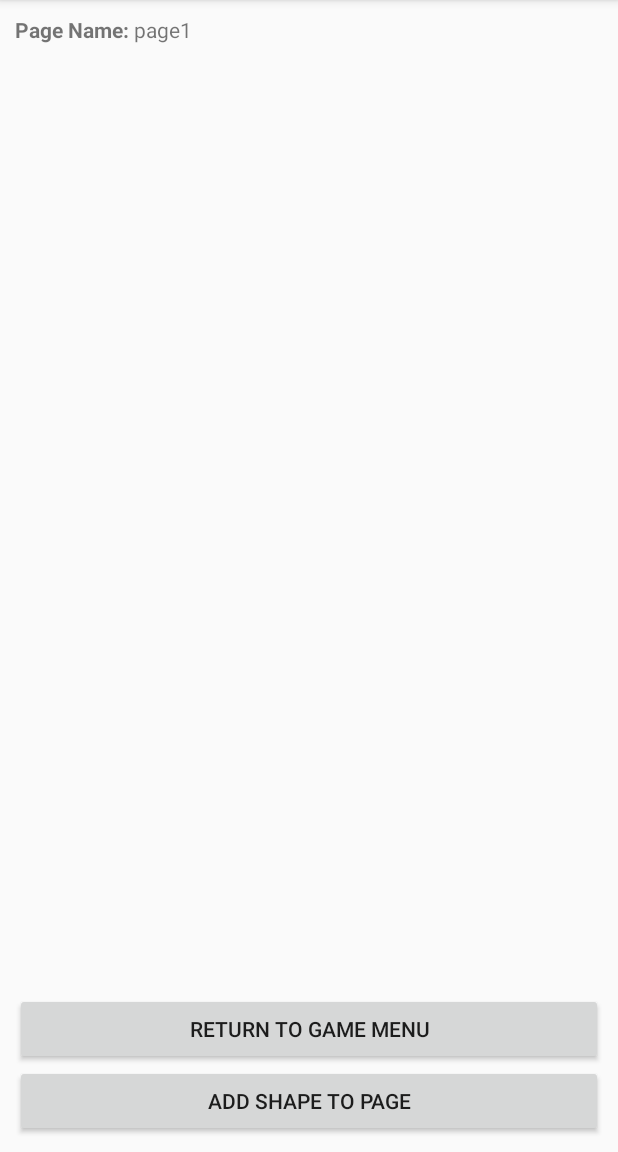
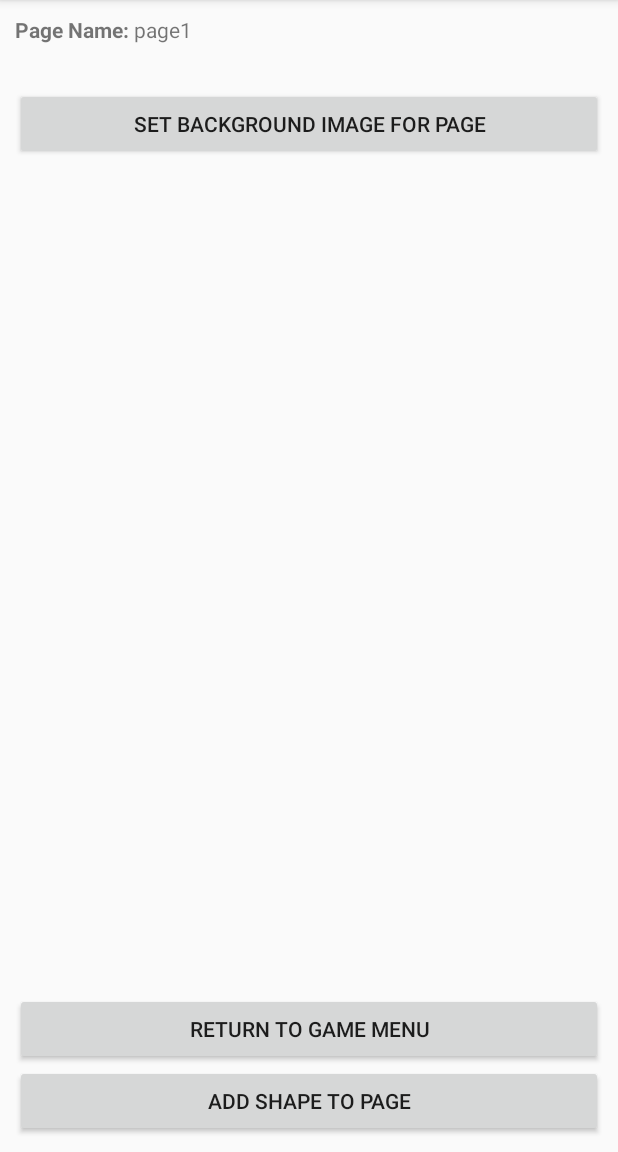
Before and after one commit to maivy/Bunny-World, an Android app: the NewPage screen opened directly, with no data from a screen before it, on a phone screen of 412 x 824 dp, the part 84-1236 px from its top. Run offline under Robolectric (Android 15) with nearby library versions, the phone set to English and light mode, and no system bars.

Commit message:
add page background functionality and fix script reference bug

```diff
--- a/app/src/main/java/edu/stanford/cs108/bunnyworld/BunnyWorldDB.java
+++ b/app/src/main/java/edu/stanford/cs108/bunnyworld/BunnyWorldDB.java
@@ -221,7 +221,6 @@ public class BunnyWorldDB {
         while(cursor.moveToNext()) {
             String pageName = cursor.getString(PAGE_NAME_COL);
             String backgroundImageName = cursor.getString(PAGE_BACKGROUND_IMG_COL);
-            // TODO: if constructor changes, this code will change
             Page page = new Page(pageName);
             page.setBackgroundImageName(backgroundImageName);
             pages.put(pageName,page);
--- a/app/src/main/java/edu/stanford/cs108/bunnyworld/EditShape.java
+++ b/app/src/main/java/edu/stanford/cs108/bunnyworld/EditShape.java
@@ -26,7 +26,7 @@ import java.util.HashMap;
 
 public class EditShape extends AppCompatActivity {
     private String currShapeName;
-    private static final String NO_IMG = "No Image";
+    public static final String NO_IMG = "No Image";
     private static final String COPY = "copy";
     private static final String UPDATE = "update";
 
--- a/app/src/main/java/edu/stanford/cs108/bunnyworld/NewPage.java
+++ b/app/src/main/java/edu/stanford/cs108/bunnyworld/NewPage.java
@@ -1,26 +1,32 @@
 package edu.stanford.cs108.bunnyworld;
 
 import android.content.Intent;
+import android.graphics.drawable.BitmapDrawable;
 import android.support.v7.app.AppCompatActivity;
 import android.os.Bundle;
 import android.view.View;
+import android.widget.AdapterView;
 import android.widget.ArrayAdapter;
 import android.widget.Button;
 import android.widget.EditText;
-import android.widget.ListView;
+import android.widget.LinearLayout;
+import android.widget.Spinner;
 import android.widget.TextView;
 import android.widget.Toast;
 
-import org.w3c.dom.Text;
 
 import java.util.ArrayList;
 import java.util.HashMap;
 import java.util.Iterator;
-import java.util.function.Predicate;
+
+import static edu.stanford.cs108.bunnyworld.EditShape.NO_IMG;
 
 public class NewPage extends AppCompatActivity {
     private static final String MAIN_PAGE = "page1";
     private Page currPage;
+    public CustomImages imageMap;
+    public HashMap<String, BitmapDrawable> customBitmapDrawables;
+    private ArrayList<String> customImagesNames;
 
     @Override
     protected void onCreate(Bundle savedInstanceState) {
@@ -32,6 +38,11 @@ public class NewPage extends AppCompatActivity {
     private void initPage (Intent intent) {
         boolean isNewPage = intent.getBooleanExtra("NEW_PAGE", true);
         String currPageName;
+
+        imageMap = CustomImages.getInstance();
+        customBitmapDrawables = imageMap.getBitmapDrawables();
+        customImagesNames = new ArrayList<>(customBitmapDrawables.keySet());
+        customImagesNames.add(0, NO_IMG);
 
         Button seeShapes = findViewById(R.id.pagesShapesButton);
         if (isNewPage) {
@@ -55,9 +66,9 @@ public class NewPage extends AppCompatActivity {
 
         if (currPageName.equals(MAIN_PAGE)) {
             Button renameButton = findViewById(R.id.renameButton);
-            renameButton.setVisibility(View.INVISIBLE);
+            renameButton.setVisibility(View.GONE);
             EditText nameEditBox = findViewById(R.id.pageNameByUser);
-            nameEditBox.setVisibility(View.INVISIBLE);
+            nameEditBox.setVisibility(View.GONE);
             Toast.makeText(getApplicationContext(), "THIS IS THE MAIN PAGE", Toast.LENGTH_SHORT).show();
             Button deleteButton = findViewById(R.id.deleteB);
             deleteButton.setVisibility(View.GONE);
@@ -142,6 +153,7 @@ public class NewPage extends AppCompatActivity {
             while (it.hasNext()) {
                 String shapeName = it.next();
                 if (allShapes.get(shapeName).getAssociatedPage().equals(pageName)) {
+                    AllShapes.getInstance().removeObjectFromScripts(shapeName);
                     it.remove();
                 }
             }
@@ -180,4 +192,43 @@ public class NewPage extends AppCompatActivity {
         Intent intent = new Intent(this, NewGame.class);
         startActivity(intent);
     }
+
+    public void openImageHolder(View view) {
+        LinearLayout holder = findViewById(R.id.imageHolder);
+        holder.setVisibility(View.VISIBLE);
+        setUpImageSpinner();
+    }
+
+    private void setUpImageSpinner() {
+        final Spinner imageSpinner = findViewById(R.id.imageSpinner);
+        ArrayAdapter<String> adapter = new ArrayAdapter<>(getApplicationContext(),
+                android.R.layout.simple_spinner_item, customImagesNames);
+        adapter.setDropDownViewResource(android.R.layout.simple_spinner_dropdown_item);
+        imageSpinner.setAdapter(adapter);
+        imageSpinner.setOnItemSelectedListener(new AdapterView.OnItemSelectedListener() {
+
+            @Override
+            public void onItemSelected(AdapterView<?> parent, View view, int position, long id) {
+                return;
+            }
+
+            @Override
+            public void onNothingSelected(AdapterView<?> parent) {
+                return;
+            }
+        });
+    }
+
+    public void setImage(View view) {
+        Spinner imageSpinner = findViewById(R.id.imageSpinner);
+        String imageName = imageSpinner.getSelectedItem().toString();
+        if(imageName.equals(NO_IMG)) {
+            currPage.setBackgroundImageName("");
+        } else {
+            currPage.setBackgroundImageName(imageSpinner.getSelectedItem().toString());
+        }
+        LinearLayout holder = findViewById(R.id.imageHolder);
+        holder.setVisibility(View.GONE);
+        Toast.makeText(getApplicationContext(), "Background Image Set", Toast.LENGTH_SHORT).show();
+    }
 }
--- a/app/src/main/res/layout/activity_new_page.xml
+++ b/app/src/main/res/layout/activity_new_page.xml
@@ -50,12 +50,42 @@
                 android:layout_width="wrap_content"
                 android:layout_height="wrap_content" />
         </LinearLayout>
-        <ListView
-            android:id="@+id/pageShapes"
+
+        <Button
             android:layout_width="match_parent"
             android:layout_height="wrap_content"
-            android:visibility="gone"></ListView>
+            android:onClick="openImageHolder"
+            android:text="Set Background Image for Page" />
+        <LinearLayout
+            android:id="@+id/imageHolder"
+            android:orientation="horizontal"
+            android:layout_width="match_parent"
+            android:layout_height="wrap_content"
+            android:visibility="gone">
+
+            <TextView
+                android:layout_width="wrap_content"
+                android:layout_height="wrap_content"
+                android:text="Select Image: "/>
+
+            <Spinner
+                android:id="@+id/imageSpinner"
+                android:layout_width="0dp"
+                android:layout_weight="1"
+                android:layout_height="wrap_content">
+
+            </Spinner>
+
+            <Button
+                android:id="@+id/setButton"
+                android:layout_width="wrap_content"
+                android:layout_height="wrap_content"
+                android:text="Set"
+                android:onClick="setImage" />
+
+        </LinearLayout>
     </LinearLayout>
+
 
     <Button
         android:onClick="returnToMenu"
```
Also changed, not shown: app/src/main/java/edu/stanford/cs108/bunnyworld/CustomUploads.java (+10 -5 lines), app/src/main/java/edu/stanford/cs108/bunnyworld/Screen.java (+21 -1 lines), app/src/main/res/layout/activity_custom_uploads.xml (+5 -10 lines).
